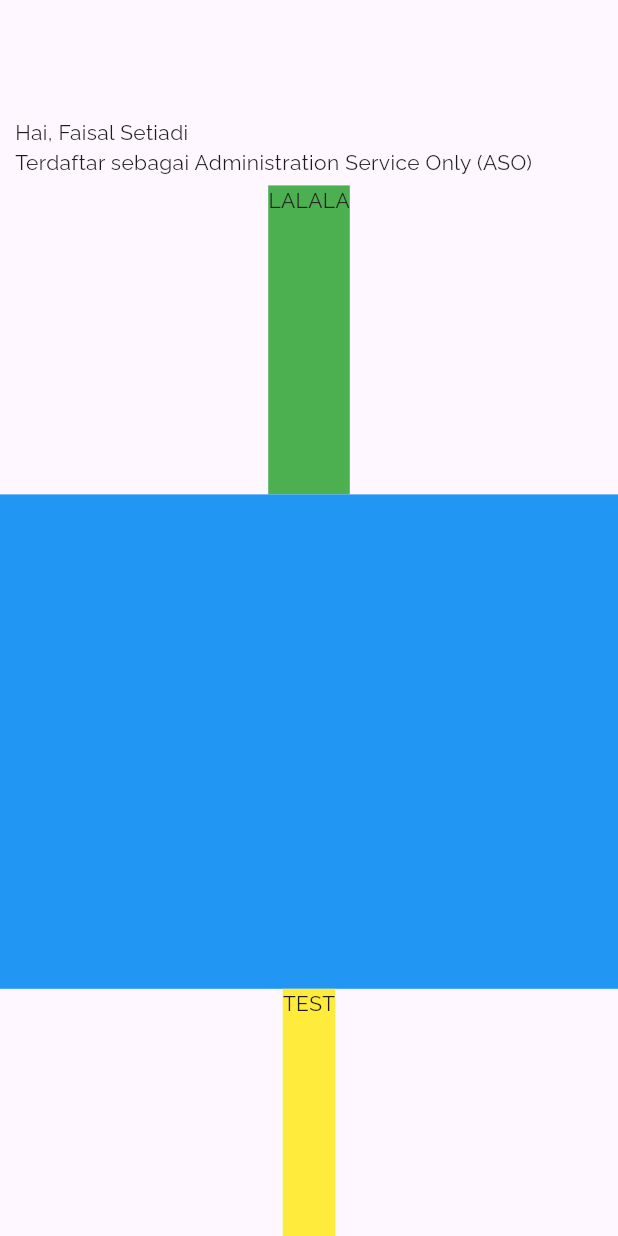
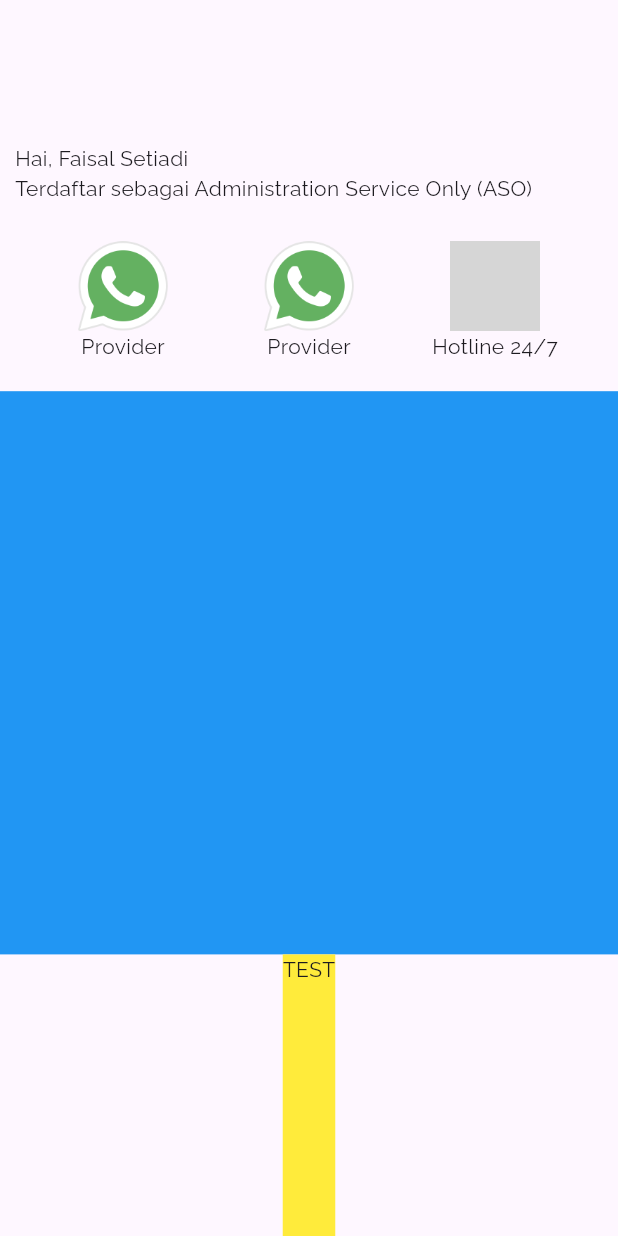
Before and after one commit to faaiiisssaal/mobile_apps, a Flutter app: the HomePage screen opened directly, on a phone screen of 412 x 824 dp. Run offline on Flutter 3.47's test engine with Material 3 defaults, Android fonts, the phone set to English and light mode, and no system bars; our stand-ins replace dots_indicator, google_fonts, local_auth, package_info, shared_preferences; missing offline and left inert: qr_code_scanner; accounts and stored records are empty; grey boxes are pictures that could not be loaded.

Commit message:
Commit 16/01/2024

```diff
--- a/lib/user/peserta/home/home.dart
+++ b/lib/user/peserta/home/home.dart
@@ -46,14 +46,55 @@ class _HomePageState extends State<HomePage> {
             ),
 
             // the second row for provider
-            Expanded(
-              flex: 25,
-              child: Container(
-                color: Colors.green,
-                child: const LimitedBox(
-                  maxHeight: 0.8,
-                  child: Text("LALALA"),
-                ),
+            // Expanded(
+            //   flex: 25,
+            //   child: Container(
+            //     color: Colors.green,
+            //     child: const LimitedBox(
+            //       maxHeight: 0.8,
+            //       child: Text("LALALA"),
+            //     ),
+            //   ),
+            // ),
+            Container(
+              height: 120,
+              padding: const EdgeInsets.all(10),
+              child: GridView(
+                gridDelegate: const SliverGridDelegateWithFixedCrossAxisCount(crossAxisCount: 3),
+                padding: const EdgeInsets.all(10),
+                children: <Widget>[
+                  Column(
+                    mainAxisAlignment: MainAxisAlignment.start,
+                    crossAxisAlignment: CrossAxisAlignment.center,
+                    children: [
+                      Image.asset(
+                          "asset/whatsapp-logo.png",
+                        height: 60,
+                      ),
+                      const Text("Provider")
+                    ],
+                  ),Column(
+                    mainAxisAlignment: MainAxisAlignment.start,
+                    crossAxisAlignment: CrossAxisAlignment.center,
+                    children: [
+                      Image.asset(
+                        "asset/whatsapp-logo.png",
+                        height: 60,
+                      ),
+                      const Text("Provider")
+                    ],
+                  ),Column(
+                    mainAxisAlignment: MainAxisAlignment.start,
+                    crossAxisAlignment: CrossAxisAlignment.center,
+                    children: [
+                      Image.asset(
+                        "asset/247_services.png",
+                        height: 60,
+                      ),
+                      const Text("Hotline 24/7")
+                    ],
+                  ),
+                ],
               ),
             ),
 
--- a/pubspec.yaml
+++ b/pubspec.yaml
@@ -64,6 +64,9 @@ flutter:
     - asset/whatsapp-logo.png
     - asset/contact-form.png
     - asset/open-book.png
+    - asset/247_services.png
+    - asset/benefits.png
+    - asset/hospital-building.png
 
   # fonts:
   #   - family: Schyler
```
Also changed, not shown: asset/24-hour-service.png (deleted), asset/247-services.png (added).
